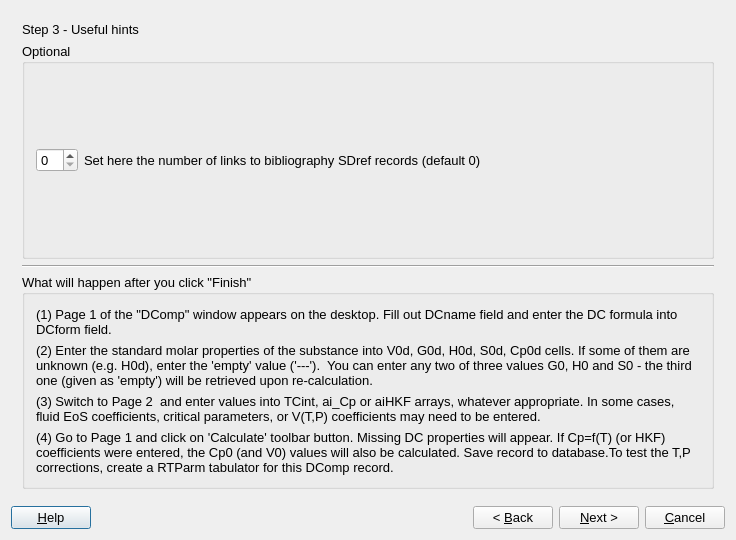
First picture: the form in gems3/vizor4/dlg4/DCompWizard4.ui, repository gemshub/GEMSGUI, before the edit.
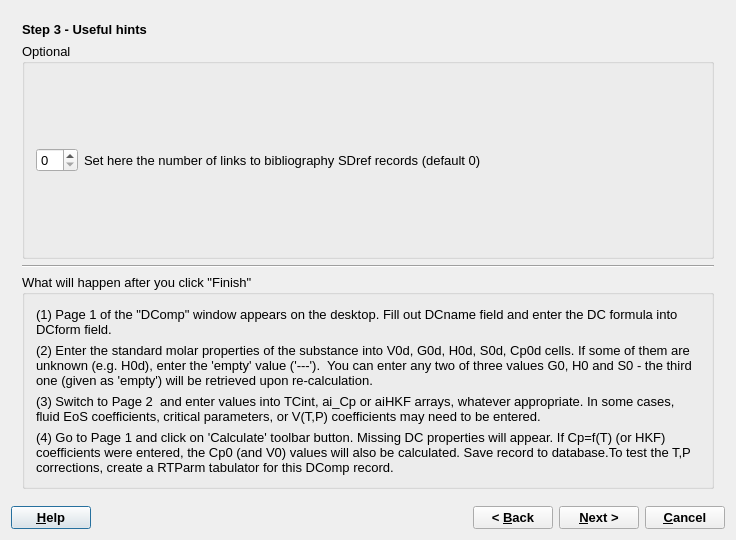
Second picture: the form after the edit. The open tabs and pages were chosen to show the change.

The edit to the form file:
```diff
--- a/gems3/vizor4/dlg4/DCompWizard4.ui
+++ b/gems3/vizor4/dlg4/DCompWizard4.ui
@@ -840,6 +840,12 @@
            <verstretch>0</verstretch>
           </sizepolicy>
          </property>
+         <property name="font">
+          <font>
+           <weight>75</weight>
+           <bold>true</bold>
+          </font>
+         </property>
          <property name="text">
           <string>Step 3 - Useful hints</string>
          </property>
@@ -959,6 +965,12 @@
     <layout class="QHBoxLayout">
      <item>
       <widget class="QPushButton" name="pHelp">
+       <property name="font">
+        <font>
+         <weight>75</weight>
+         <bold>true</bold>
+        </font>
+       </property>
        <property name="text">
         <string>&amp;Help</string>
        </property>
@@ -979,6 +991,12 @@
      </item>
      <item>
       <widget class="QPushButton" name="pBack">
+       <property name="font">
+        <font>
+         <weight>75</weight>
+         <bold>true</bold>
+        </font>
+       </property>
        <property name="text">
         <string>&lt; &amp;Back</string>
        </property>
@@ -986,6 +1004,12 @@
      </item>
      <item>
       <widget class="QPushButton" name="pNext">
+       <property name="font">
+        <font>
+         <weight>75</weight>
+         <bold>true</bold>
+        </font>
+       </property>
        <property name="text">
         <string>&amp;Next &gt;</string>
        </property>
@@ -993,6 +1017,12 @@
      </item>
      <item>
       <widget class="QPushButton" name="pCancel">
+       <property name="font">
+        <font>
+         <weight>75</weight>
+         <bold>true</bold>
+        </font>
+       </property>
        <property name="text">
         <string>&amp;Cancel</string>
        </property>
```
Left out of the diff: 14 changed lines with no effect on the pictures.
